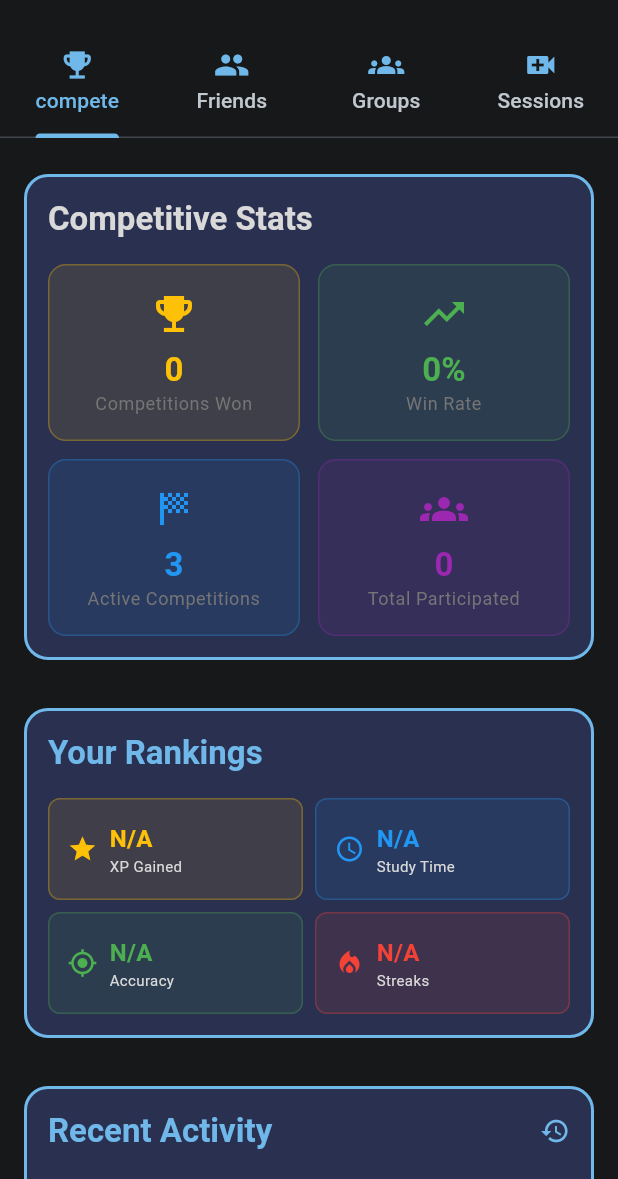
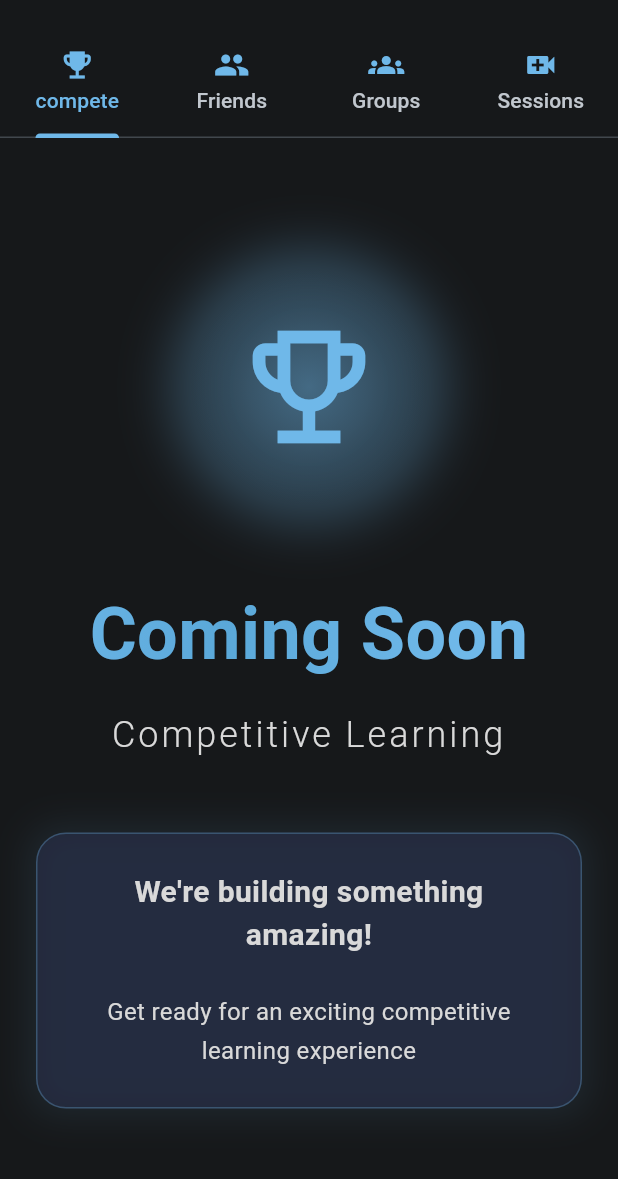
Before and after one commit to Cos229-239/2025_09_Team2, a Flutter app: the SocialScreen screen opened directly, on a phone screen of 412 x 824 dp, the part 57-1236 px from its top. Run offline on Flutter 3.47's test engine with Material 3 defaults, Android fonts, the phone set to English and light mode, and no system bars; our stand-ins replace cached_network_image, cloud_firestore, emoji_picker_flutter, file_picker, firebase_analytics, firebase_auth and 11 more; missing offline and left inert: flutter_quill, flutter_webrtc; accounts and stored records are empty.

Commit message:
Changed comp screen to Coming Soon Screen

```diff
--- a/lib/screens/social_screen.dart
+++ b/lib/screens/social_screen.dart
@@ -2,13 +2,10 @@
 import 'package:provider/provider.dart';
 import 'package:firebase_auth/firebase_auth.dart';
 import '../services/social_learning_service.dart' as service;
-import '../services/activity_service.dart';
 import '../services/competitive_learning_service.dart';
 import '../services/analytics_service.dart';
-import '../models/activity.dart';
 import '../widgets/social/social_widgets.dart';
 import '../widgets/sessions_tab.dart';
-import '../widgets/competitive/competitive_widgets.dart';
 import '../providers/social_session_provider.dart';
 import 'profile_settings_screen.dart';
 import 'user_profile_screen.dart';
@@ -43,7 +40,6 @@
   late TabController _tabController;
   service.SocialLearningService? _socialService;
   CompetitiveLearningService? _competitiveService;
-  final ActivityService _activityService = ActivityService();
   final AnalyticsService _analyticsService = AnalyticsService();
   bool _isLoading = true;
   String _currentUserId = '';
@@ -303,268 +299,205 @@
   }
 
   Widget _buildCompeteTab() {
-    // Show loading or error state if competitive service is not ready
-    if (_competitiveService == null) {
-      return const Center(
+    // Coming Soon page for competitive features
+    return SingleChildScrollView(
+      padding: const EdgeInsets.all(24.0),
       child: Column(
         mainAxisAlignment: MainAxisAlignment.center,
         children: [
-            CircularProgressIndicator(),
-            SizedBox(height: 16),
-            Text('Loading competitive features...'),
-          ],
-        ),
-      );
-    }
-
-    final stats = _competitiveService!.getCompetitiveOverview(_currentUserId);
-    final leaderboardSummary =
-        _competitiveService!.getLeaderboardSummary(_currentUserId);
-
-    return SingleChildScrollView(
-      padding: const EdgeInsets.all(16),
-      child: Column(
-        crossAxisAlignment: CrossAxisAlignment.start,
-        children: [
-          // Competitive Stats
-          CompetitiveStatsWidget(stats: stats),
+          const SizedBox(height: 60),
+          _buildAnimatedTrophy(),
+          const SizedBox(height: 48),
+          _buildComingSoonText(),
+          const SizedBox(height: 48),
+          _buildDescription(),
+          const SizedBox(height: 48),
+          _buildFeatureCards(),
+          const SizedBox(height: 60),
+        ],
+      ),
+    );
+  }
+
+  Widget _buildAnimatedTrophy() {
+    return Container(
+      padding: const EdgeInsets.all(32),
+      decoration: BoxDecoration(
+        shape: BoxShape.circle,
+        gradient: RadialGradient(
+          colors: [
+            const Color(0xFF6FB8E9).withValues(alpha: 0.3),
+            const Color(0xFF6FB8E9).withValues(alpha: 0.1),
+            Colors.transparent,
+          ],
+        ),
+        boxShadow: [
+          BoxShadow(
+            color: const Color(0xFF6FB8E9).withValues(alpha: 0.3),
+            blurRadius: 30,
+            spreadRadius: 10,
+          ),
+        ],
+      ),
+      child: const Icon(
+        Icons.emoji_events_outlined,
+        size: 100,
+        color: Color(0xFF6FB8E9),
+      ),
+    );
+  }
+
+  Widget _buildComingSoonText() {
+    return Column(
+      children: [
+        Text(
+          'Coming Soon',
+          style: TextStyle(
+            fontSize: 48,
+            fontWeight: FontWeight.bold,
+            foreground: Paint()
+              ..shader = const LinearGradient(
+                colors: [
+                  Color(0xFF6FB8E9),
+                  Color(0xFF5AA8D9),
+                  Color(0xFF6FB8E9),
+                ],
+              ).createShader(
+                const Rect.fromLTWH(0, 0, 300, 70),
+              ),
+          ),
+          textAlign: TextAlign.center,
+        ),
         const SizedBox(height: 16),
-
-          // Quick Rankings
-          Card(
-            child: Padding(
-              padding: const EdgeInsets.all(16),
-              child: Column(
-                crossAxisAlignment: CrossAxisAlignment.start,
+        const Text(
+          'Competitive Learning',
+          style: TextStyle(
+            fontSize: 24,
+            color: Color(0xFFD9D9D9),
+            letterSpacing: 2,
+            fontWeight: FontWeight.w300,
+          ),
+          textAlign: TextAlign.center,
+        ),
+      ],
+    );
+  }
+
+  Widget _buildDescription() {
+    return Container(
+      padding: const EdgeInsets.all(24),
+      decoration: BoxDecoration(
+        color: const Color(0xFF2A3050).withValues(alpha: 0.5),
+        borderRadius: BorderRadius.circular(20),
+        border: Border.all(
+          color: const Color(0xFF6FB8E9).withValues(alpha: 0.3),
+          width: 1,
+        ),
+        boxShadow: [
+          BoxShadow(
+            color: const Color(0xFF6FB8E9).withValues(alpha: 0.1),
+            blurRadius: 20,
+            spreadRadius: 5,
+          ),
+        ],
+      ),
+      child: const Column(
         children: [
           Text(
-                    'Your Rankings',
-                    style: Theme.of(context).textTheme.titleLarge?.copyWith(
-                          fontWeight: FontWeight.bold,
-                          color: const Color(0xFF6FB8E9),
-                        ),
-                  ),
-                  const SizedBox(height: 16),
-                  _buildQuickRankings(leaderboardSummary),
-                ],
-              ),
-            ),
-          ),
-          const SizedBox(height: 16),
-
-          // Recent Activity Section
-          Card(
-            child: Padding(
-              padding: const EdgeInsets.all(16),
-              child: Column(
-                crossAxisAlignment: CrossAxisAlignment.start,
-                children: [
-                  Row(
-                    children: [
+            "We're building something amazing!",
+            style: TextStyle(
+              fontSize: 20,
+              fontWeight: FontWeight.w600,
+              color: Color(0xFFD9D9D9),
+            ),
+            textAlign: TextAlign.center,
+          ),
+          SizedBox(height: 24),
           Text(
-                        'Recent Activity',
-                        style: Theme.of(context).textTheme.titleLarge?.copyWith(
-                              fontWeight: FontWeight.bold,
-                              color: const Color(0xFF6FB8E9),
-                            ),
-                      ),
-                      const Spacer(),
-                      Icon(
-                        Icons.history,
-                        color: const Color(0xFF6FB8E9),
-                        size: 20,
-                      ),
-                    ],
-                  ),
-                  const SizedBox(height: 16),
-                  _buildRecentActivity(),
-                ],
-              ),
-            ),
-          ),
-        ],
-      ),
-    );
-  }
-
-  Widget _buildQuickRankings(Map<String, dynamic> leaderboardSummary) {
-    final weeklyRankings =
-        leaderboardSummary['weekly'] as Map<String, dynamic>? ?? {};
-
-    return GridView.count(
-      crossAxisCount: 2,
-      shrinkWrap: true,
-      physics: const NeverScrollableScrollPhysics(),
-      childAspectRatio: 2.5,
-      crossAxisSpacing: 8,
-      mainAxisSpacing: 8,
-      children: [
-        _buildRankCard('XP Gained', weeklyRankings['xpGained'] ?? 'N/A',
-            Icons.star, Colors.amber),
-        _buildRankCard('Study Time', weeklyRankings['studyTime'] ?? 'N/A',
-            Icons.access_time, Colors.blue),
-        _buildRankCard('Accuracy', weeklyRankings['accuracy'] ?? 'N/A',
-            Icons.gps_fixed, Colors.green),
-        _buildRankCard('Streaks', weeklyRankings['streaks'] ?? 'N/A',
-            Icons.local_fire_department, Colors.red),
-      ],
-    );
-  }
-
-  Widget _buildRankCard(
-      String title, dynamic rank, IconData icon, Color color) {
-    final rankText = rank is int ? '#$rank' : rank.toString();
-
+            'Get ready for an exciting competitive learning experience',
+            style: TextStyle(
+              fontSize: 16,
+              color: Color(0xFFD9D9D9),
+              height: 1.6,
+            ),
+            textAlign: TextAlign.center,
+          ),
+        ],
+      ),
+    );
+  }
+
+  Widget _buildFeatureCards() {
+    final features = [
+      {
+        'icon': Icons.leaderboard_outlined,
+        'title': 'Leaderboards',
+        'description': 'Compete with friends and track your rankings',
+      },
+      {
+        'icon': Icons.sports_score_outlined,
+        'title': 'Live Competitions',
+        'description': 'Join exciting challenges and win rewards',
+      },
+      {
+        'icon': Icons.analytics_outlined,
+        'title': 'Performance Tracking',
+        'description': 'Monitor your progress and achievements',
+      },
+      {
+        'icon': Icons.people_outline,
+        'title': 'Social Learning',
+        'description': 'Connect and compete with study partners',
+      },
+    ];
+
+    return Column(
+      children: features.map((feature) {
         return Container(
+          margin: const EdgeInsets.only(bottom: 16),
+          padding: const EdgeInsets.all(20),
+          decoration: BoxDecoration(
+            color: const Color(0xFF2A3050).withValues(alpha: 0.3),
+            borderRadius: BorderRadius.circular(16),
+            border: Border.all(
+              color: const Color(0xFF6FB8E9).withValues(alpha: 0.2),
+              width: 1,
+            ),
+          ),
+          child: Row(
+            children: [
+              Container(
                 padding: const EdgeInsets.all(12),
                 decoration: BoxDecoration(
-        color: color.withOpacity(0.1),
-        borderRadius: BorderRadius.circular(8),
-        border: Border.all(color: color.withOpacity(0.3)),
-      ),
-      child: Row(
-        children: [
-          Icon(icon, color: color, size: 20),
-          const SizedBox(width: 8),
+                  color: const Color(0xFF6FB8E9).withValues(alpha: 0.2),
+                  borderRadius: BorderRadius.circular(12),
+                ),
+                child: Icon(
+                  feature['icon'] as IconData,
+                  color: const Color(0xFF6FB8E9),
+                  size: 32,
+                ),
+              ),
+              const SizedBox(width: 20),
               Expanded(
                 child: Column(
                   crossAxisAlignment: CrossAxisAlignment.start,
-              mainAxisAlignment: MainAxisAlignment.center,
                   children: [
                     Text(
-                  rankText,
+                      feature['title'] as String,
+                      style: const TextStyle(
+                        fontSize: 18,
+                        fontWeight: FontWeight.w600,
+                        color: Color(0xFFD9D9D9),
+                      ),
+                    ),
+                    const SizedBox(height: 4),
+                    Text(
+                      feature['description'] as String,
                       style: TextStyle(
-                    fontWeight: FontWeight.bold,
-                    fontSize: 16,
-                    color: color,
-                  ),
-                ),
-                Text(
-                  title,
-                  style: const TextStyle(
-                    fontSize: 10,
-                    color: Color(0xFFD9D9D9),
-                  ),
-                  overflow: TextOverflow.ellipsis,
-                ),
-              ],
-            ),
-          ),
-        ],
-      ),
-    );
-  }
-
-  Widget _buildRecentActivity() {
-    return StreamBuilder<List<Activity>>(
-      stream: _activityService.watchRecentActivities(limit: 5),
-      builder: (context, snapshot) {
-        if (snapshot.connectionState == ConnectionState.waiting) {
-          return const SizedBox(
-            height: 100,
-            child: Center(
-              child: CircularProgressIndicator(
-                valueColor: AlwaysStoppedAnimation<Color>(Color(0xFF58A6FF)),
-              ),
-            ),
-          );
-        }
-
-        if (!snapshot.hasData || snapshot.data!.isEmpty) {
-          return SizedBox(
-            height: 100,
-            child: Center(
-              child: Column(
-                mainAxisAlignment: MainAxisAlignment.center,
-                children: [
-                  Icon(
-                    Icons.history,
-                    size: 32,
-                    color: Colors.grey[600],
-                  ),
-                  const SizedBox(height: 8),
-                  Text(
-                    'No recent activity',
-                    style: TextStyle(
-                      color: Colors.grey[400],
                         fontSize: 14,
-                    ),
-                  ),
-                ],
-              ),
-            ),
-          );
-        }
-
-        final activities = snapshot.data!;
-
-        return Column(
-          children: activities.map((activity) {
-            IconData icon;
-            Color color;
-
-            switch (activity.type) {
-              case ActivityType.friendAdded:
-                icon = Icons.person_add;
-                color = Colors.green;
-                break;
-              case ActivityType.groupCreated:
-              case ActivityType.groupJoined:
-                icon = Icons.group_add;
-                color = Colors.blue;
-                break;
-              case ActivityType.studySessionCompleted:
-                icon = Icons.check_circle;
-                color = Colors.purple;
-                break;
-              case ActivityType.quizCompleted:
-                icon = Icons.quiz;
-                color = Colors.orange;
-                break;
-              case ActivityType.achievementUnlocked:
-                icon = Icons.emoji_events;
-                color = Colors.amber;
-                break;
-              case ActivityType.levelUp:
-                icon = Icons.trending_up;
-                color = Colors.teal;
-                break;
-              case ActivityType.taskCompleted:
-                icon = Icons.task_alt;
-                color = Colors.indigo;
-                break;
-              default:
-                icon = Icons.info;
-                color = Colors.grey;
-            }
-
-            return Padding(
-              padding: const EdgeInsets.symmetric(vertical: 8),
-              child: Row(
-                children: [
-                  CircleAvatar(
-                    radius: 16,
-                    backgroundColor: color.withValues(alpha: 0.2),
-                    child: Icon(icon, color: color, size: 16),
-                  ),
-                  const SizedBox(width: 12),
-                  Expanded(
-                    child: Column(
-                      crossAxisAlignment: CrossAxisAlignment.start,
-                      children: [
-                        Text(
-                          activity.description,
-                          style: const TextStyle(
-                            color: Colors.white,
-                            fontSize: 14,
-                          ),
-                        ),
-                        const SizedBox(height: 2),
-                        Text(
-                          activity.getTimeAgo(),
-                          style: TextStyle(
-                            color: Colors.grey[500],
-                            fontSize: 12,
+                        color: const Color(0xFFD9D9D9).withValues(alpha: 0.7),
+                        height: 1.4,
                       ),
                     ),
                   ],
@@ -574,8 +507,6 @@
           ),
         );
       }).toList(),
-        );
-      },
     );
   }
 
```
Also changed, not shown: lib/screens/competitive_screen.dart (line endings or trailing spaces). Lines whose indentation alone changed are shown as unchanged.
